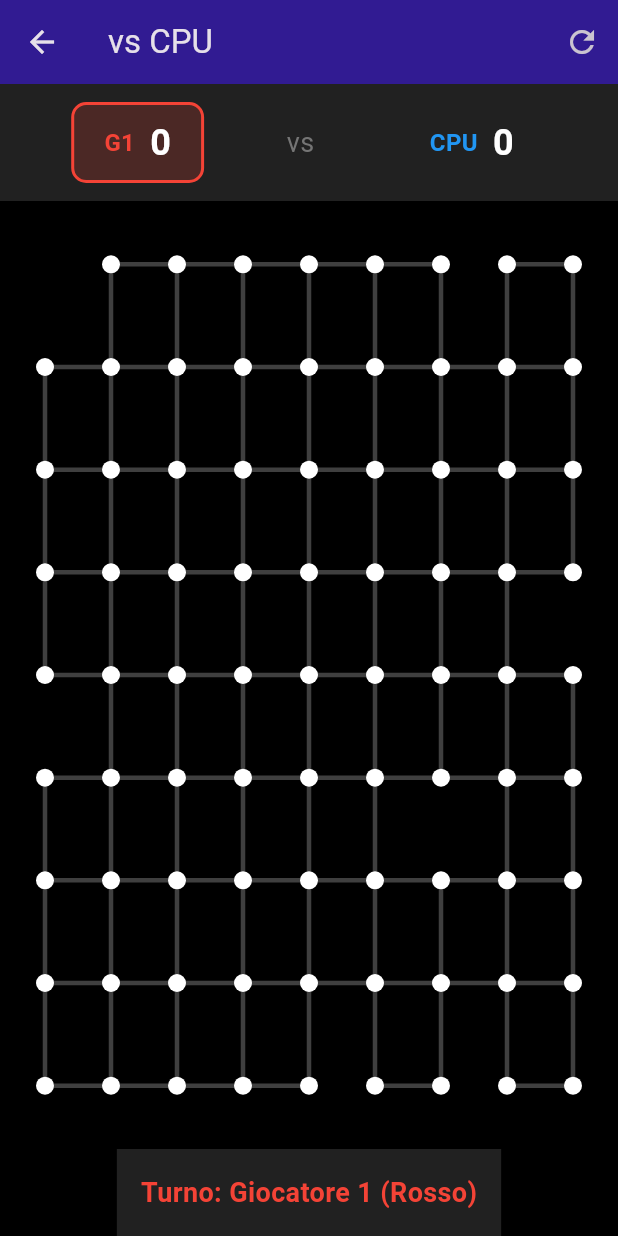
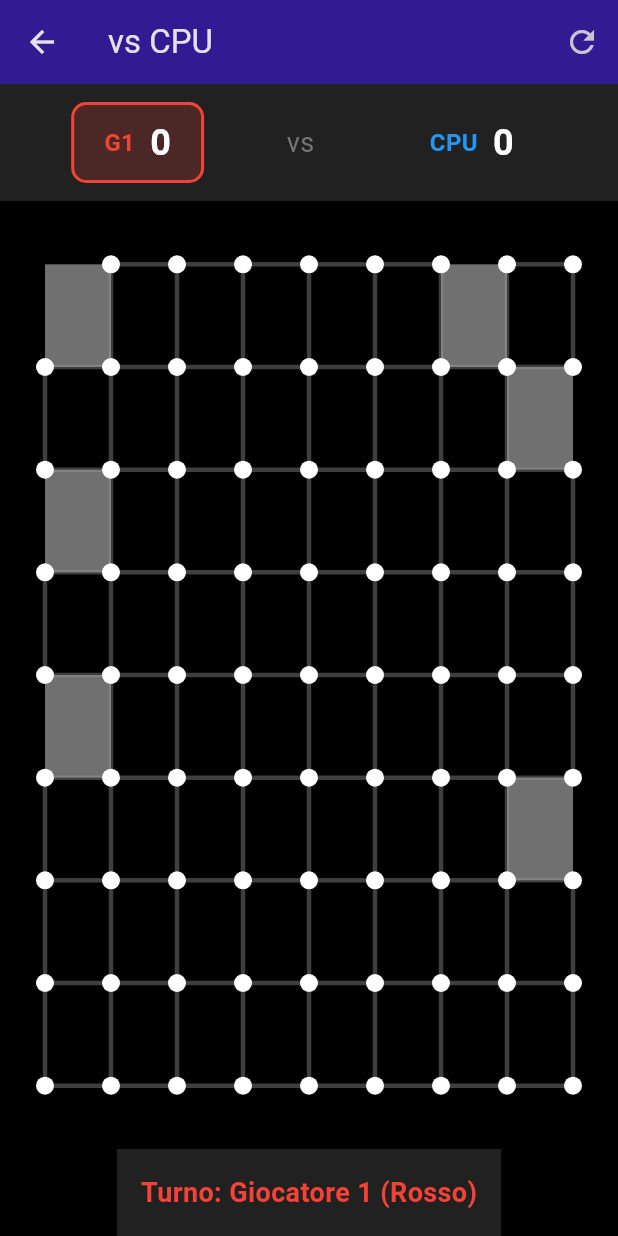
Before and after one commit to rikytriky/dots_boxes_game, a Flutter app: the screen it shows after launch, after a tap on "Giocatore vs CPU", on a phone screen of 412 x 824 dp. Run offline on Flutter 3.47's test engine with Material 3 defaults, Android fonts, the light colour scheme and no system bars.

Commit message:
fix celle isValid e background color celle non valide

```diff
--- a/lib/models/game_state.dart
+++ b/lib/models/game_state.dart
@@ -12,34 +12,43 @@ class GameState {
   GameMode gameMode = GameMode.cpu;
   int player1Score = 0;
   int player2Score = 0;
+  Edge? lastPlayedEdge;
 
   GameState({this.rows = 8, this.cols = 8}) {
     _generateGrid();
-    _generateEdges();
+    //_generateEdges();
   }
 
   void _generateGrid() {
-    final rand = Random();
-    cells = List.generate(
-      rows,
-      (r) => List.generate(
-        cols,
-        (c) => Cell(row: r, col: c, isActive: true),
-      ),
+    // 1. Inizializza TUTTE celle attive
+    cells = List.generate(rows, (r) =>
+      List.generate(cols, (c) => Cell(row: r, col: c, isActive: true))
     );
 
-    // Irregolarità: 25% bordi, 10% interno per griglia grande
+    final rand = Random();
     for (var r = 0; r < rows; r++) {
       for (var c = 0; c < cols; c++) {
-        final isBorder = r == 0 || r == rows - 1 || c == 0 || c == cols - 1;
-        final deactivateChance = isBorder ? 0.25 : 0.10;  // ← PIÙ IRREGOLARE
-        if (rand.nextDouble() < deactivateChance) {
+        // Disattiva solo BORDI (non interne)
+        final isBorder = r <= 0 || r >= rows-1 || c <= 0 || c >= cols-1;
+        if (isBorder && rand.nextDouble() < 0.3) {
           cells[r][c].isActive = false;
         }
       }
     }
+
+    // 2. RIGENERA edge DOPO
+    _generateEdges();
+
+    // 3. AGGIORNA isActive: cella valida = supportata da 4 edge
+    for (var r = 0; r < rows; r++) {
+      for (var c = 0; c < cols; c++) {
+        final sides = _getFourSidesOfCell(r, c);
+        final allSidesExist = sides.every((e) => e != null);
+        cells[r][c].isActive = allSidesExist;
+      }
+    }
+
   }
-
 
   void _generateEdges() {
     edges = [];
@@ -97,6 +106,7 @@ class GameState {
     if (edge.owner != null || !edge.isValid) return false;
 
     edge.owner = player;
+    lastPlayedEdge = edge;
 
     final closed = _checkClosedSquares(edge, player);  // ← Ora corretto
 
@@ -254,22 +264,21 @@ class GameState {
     }
   }
 
-
-  /// Ritorna i 4 edge di una cella (o null se non esistono)
   List<Edge?> _getFourSidesOfCell(int r, int c) {
     return [
-      // Top: orizzontale sopra la cella (riga r, colonna c)
+      // TOP: orizzontale SOPRA la cella (riga r, colonna c)
       findEdge(r, c, true),
-      // Bottom: orizzontale sotto la cella (riga r+1, colonna c)
+
+      // BOTTOM: orizzontale SOTTO la cella (riga r+1, colonna c)
       findEdge(r + 1, c, true),
-      // Left: verticale sinistra della cella (riga r, colonna c)
+
+      // LEFT: verticale SINISTRA della cella (riga r, colonna c)
       findEdge(r, c, false),
-      // Right: verticale destra della cella (riga r, colonna r+1)
+
+      // RIGHT: verticale DESTRA della cella (riga r, colonna c+1)
       findEdge(r, c + 1, false),
     ];
   }
 
-
-
   List<Edge> get freeEdges => edges.where((e) => e.isValid && e.owner == null).toList();
 }
--- a/lib/ui/board_painter.dart
+++ b/lib/ui/board_painter.dart
@@ -1,4 +1,5 @@
 import 'package:flutter/material.dart';
+import '../models/edge.dart';
 import '../models/game_state.dart';
 import '../models/enums.dart';
 
@@ -31,20 +32,29 @@ class BoardPainter extends CustomPainter {
       ..strokeWidth = 5.0
       ..strokeCap = StrokeCap.round;
 
+    final lastMovePaint = Paint()
+      ..color = Colors.yellowAccent
+      ..strokeWidth = 7.0
+      ..strokeCap = StrokeCap.round;
+
+    final inactivePaint = Paint()
+      ..color = Colors.grey.shade300.withOpacity(0.5)
+      ..style = PaintingStyle.fill;
+
     // Disegna quadrati chiusi
     for (var r = 0; r < game.rows; r++) {
       for (var c = 0; c < game.cols; c++) {
         final cell = game.cells[r][c];
         //if (!cell.isActive) continue;
 
-        if (cell.owner != null) {
-          final rect = Rect.fromLTWH(
+        final rect = Rect.fromLTWH(
             (c + 0.5) * cellWidth,
             (r + 0.5) * cellHeight,
             cellWidth,
             cellHeight,
           );
 
+        if (cell.owner != null) {
           final fillPaint = Paint()
             ..color = cell.owner == Player.human1
                 ? Colors.red.withOpacity(0.3)
@@ -52,11 +62,15 @@ class BoardPainter extends CustomPainter {
             ..style = PaintingStyle.fill;
 
           canvas.drawRect(rect, fillPaint);
+        } else {
+          if (!cell.isActive) {
+            canvas.drawRect(rect, inactivePaint);
+          }
         }
       }
     }
 
-    // Disegna lati
+    // 1) Disegna tutti i lati normalmente
     for (final edge in game.edges) {
       if (!edge.isValid) continue;
 
@@ -69,22 +83,15 @@ class BoardPainter extends CustomPainter {
         paint = player2EdgePaint;
       }
 
-      Offset p1, p2;
-      if (edge.isHorizontal) {
-        final y = (edge.row + 0.5) * cellHeight;
-        final x1 = (edge.col + 0.5) * cellWidth;
-        final x2 = (edge.col + 1.5) * cellWidth;
-        p1 = Offset(x1, y);
-        p2 = Offset(x2, y);
-      } else {
-        final x = (edge.col + 0.5) * cellWidth;
-        final y1 = (edge.row + 0.5) * cellHeight;
-        final y2 = (edge.row + 1.5) * cellHeight;
-        p1 = Offset(x, y1);
-        p2 = Offset(x, y2);
-      }
+      final segment = _edgeToSegment(edge, cellWidth, cellHeight);
+      canvas.drawLine(segment.$1, segment.$2, paint);
+    }
 
-      canvas.drawLine(p1, p2, paint);
+    // 2) Disegna per ultimo l'ULTIMA MOSSA, sopra gli altri
+    final last = game.lastPlayedEdge;
+    if (last != null) {
+      final segment = _edgeToSegment(last, cellWidth, cellHeight);
+      canvas.drawLine(segment.$1, segment.$2, lastMovePaint);
     }
 
     // Disegna SOLO punti che supportano lati validi
@@ -118,6 +125,21 @@ class BoardPainter extends CustomPainter {
 
   }
 
+  (Offset, Offset) _edgeToSegment(Edge edge, double cellWidth, double cellHeight) {
+    if (edge.isHorizontal) {
+      final y = (edge.row + 0.5) * cellHeight;
+      final x1 = (edge.col + 0.5) * cellWidth;
+      final x2 = (edge.col + 1.5) * cellWidth;
+      return (Offset(x1, y), Offset(x2, y));
+    } else {
+      final x = (edge.col + 0.5) * cellWidth;
+      final y1 = (edge.row + 0.5) * cellHeight;
+      final y2 = (edge.row + 1.5) * cellHeight;
+      return (Offset(x, y1), Offset(x, y2));
+    }
+  }
+
+
   @override
   bool shouldRepaint(covariant BoardPainter oldDelegate) => true;
 }
```
